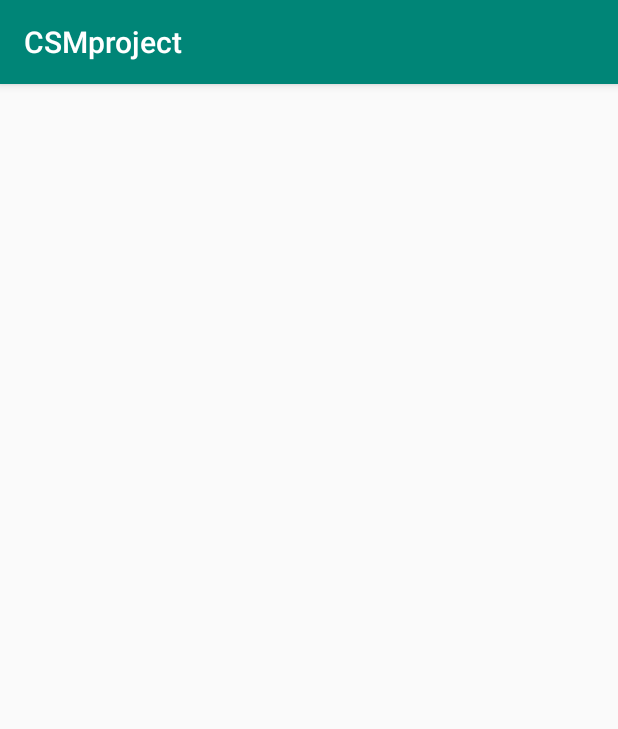
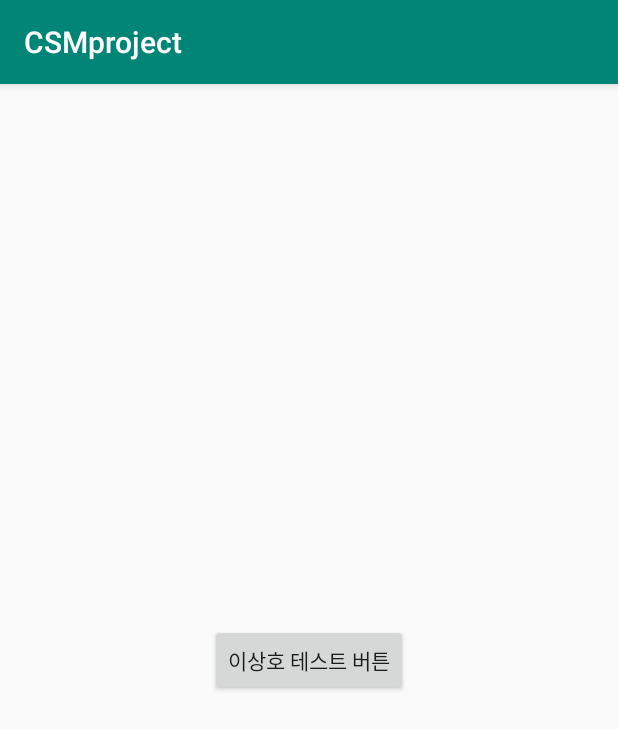
Before and after one commit to mancityg/CSMproject_Android, an Android app: the Firstpage screen opened directly, with no data from a screen before it, on a phone screen of 412 x 824 dp. Shown: the top 729 px of the screen. Run offline under Robolectric (Android 15) with nearby library versions, the phone set to English and light mode, and no system bars.

Commit message:
이상호 깃허브 테스트

```diff
--- a/app/src/main/res/layout/activity_firstpage.xml
+++ b/app/src/main/res/layout/activity_firstpage.xml
@@ -6,4 +6,13 @@
     android:layout_height="match_parent"
     tools:context=".Firstpage">
 
+    <Button
+        android:id="@+id/button"
+        android:layout_width="wrap_content"
+        android:layout_height="wrap_content"
+        android:text="이상호 테스트 버튼"
+        app:layout_constraintBottom_toBottomOf="parent"
+        app:layout_constraintEnd_toEndOf="parent"
+        app:layout_constraintStart_toStartOf="parent"
+        app:layout_constraintTop_toTopOf="parent" />
 </androidx.constraintlayout.widget.ConstraintLayout>
```
Also changed, not shown: 1 other file.
